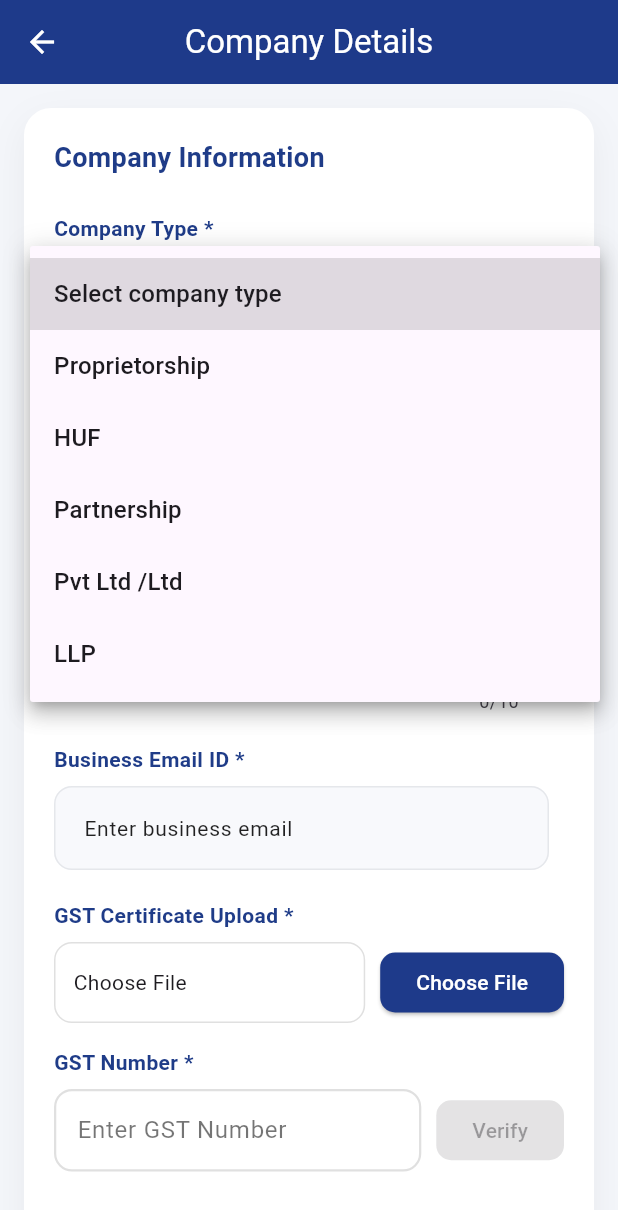
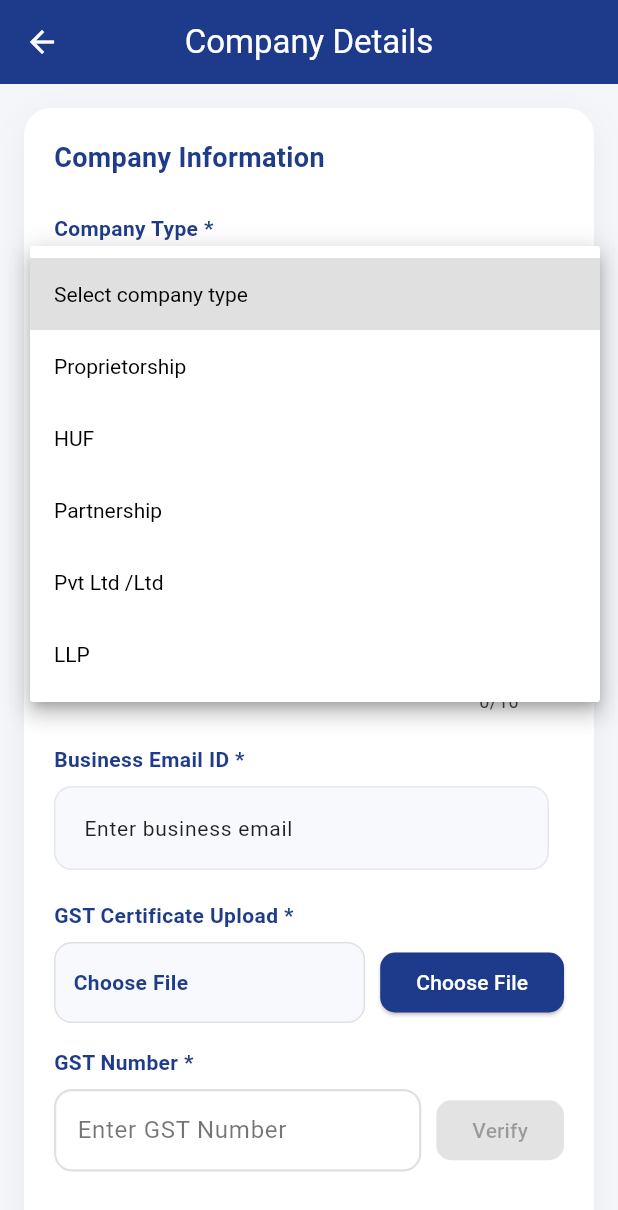
Before and after one commit to Fintree-Finance-Pvt-Ltd/Supply-Chain-RM-APP, a Flutter app: the CompanyDetails screen opened directly, after a tap on "Select company type", on a phone screen of 412 x 824 dp. Shown: the top 1210 px of the screen. Run offline on Flutter 3.47's test engine with Material 3 defaults, Android fonts, the light colour scheme and no system bars; our stand-ins replace camera, file_picker, firebase_messaging, flutter_local_notifications, image_picker, shared_preferences; missing offline and left inert: workmanager; accounts and stored records are empty; network calls fail.

Commit message:
minor changes

```diff
--- a/lib/core/constants/api_endpoints.dart
+++ b/lib/core/constants/api_endpoints.dart
@@ -1,7 +1,7 @@
 class ApiEndpoints {
-  // static const String baseUrl = "https://supplychain-prod.fintreelms.com/api";
-   static const String baseUrl = "http://localhost:4000/api";
-
+  static const String baseUrl = "https://supplychain-prod.fintreelms.com/api";
+  //  static const String baseUrl = "http://localhost:4000/api";
+//
 
 
 
--- a/lib/presentation/role/rm/NewCustomer/company_details.dart
+++ b/lib/presentation/role/rm/NewCustomer/company_details.dart
@@ -509,8 +509,22 @@ backgroundColor:
   initialValue: companyTypes.contains(selectedCompanyType)
       ? selectedCompanyType
       : null,
+
+           style: TextStyle(
+                        color: isDarkMode ? Colors.white : Colors.black,
+                        // fontSize: 14,
+                      ),
+
+                      dropdownColor: isDarkMode
+                          ? const Color(0xFF1E293B)
+                          : Colors.white,
+
   decoration: _inputDecoration(),
-  hint: const Text("Select company type"),
+  hint:  Text("Select company type",
+  style: TextStyle(fontWeight: FontWeight.w600,
+                  color: isDarkMode ? Colors.white : const Color(0xFF1F3C88),
+),
+  ),
   items: companyTypes.map((type) {
     return DropdownMenuItem(
       value: type,
@@ -1670,11 +1684,15 @@ final storedCustomerId = customerId;
                 decoration: BoxDecoration(
                   border: Border.all(color: Colors.grey.shade300),
                   borderRadius: BorderRadius.circular(12),
-                  color: AppColors.card,
+                  // color: AppColors.card,
+                  color: isDarkMode ? const Color(0xFF334155) : const Color(0xFFF8F9FC),
                 ),
                 child: Text(
                   selectedFile?.name ?? "Choose File",
                   overflow: TextOverflow.ellipsis,
+                  style: TextStyle(fontWeight: FontWeight.w600,
+                  color: isDarkMode ? Colors.white : const Color(0xFF1F3C88),
+),
                 ),
               ),
             ),
@@ -1703,14 +1721,17 @@ final storedCustomerId = customerId;
       hintText: hintText,
       hintStyle:  TextStyle(
         // color: Colors.black
-            color: isDarkMode ? Colors.white : const Color(0xFF1F3C88),
+            // color: isDarkMode ? Colors.white : const Color(0xFF1F3C88),
+  color: isDarkMode ? Colors.black54  : Colors.white54,
 
     fontSize: 14),
 
       filled: true,
       // fillColor: Colors.white,
-      fillColor: const Color(0xFFF8F9FC), // 👈 Light grey background
-
+      // fillColor: const Color(0xFFF8F9FC)
+      //, // 👈 Light grey background
+fillColor: isDarkMode
+    ? const Color(0xFF334155)  : const Color(0xFFF8F9FC),
       contentPadding: const EdgeInsets.symmetric(horizontal: 14, vertical: 14),
 
       border: OutlineInputBorder(
--- a/lib/presentation/role/rm/NewCustomer/documents.dart
+++ b/lib/presentation/role/rm/NewCustomer/documents.dart
@@ -339,7 +339,7 @@ loadTheme();
           // color: Color(0xFF1E3A8A),
             color: isDarkMode
       ? Colors.white
-      : const Color(0xFFE5E7EB),
+      : const Color(0xFF1E3A8A),
 
         ),
       ),
```
Also changed, not shown: lib/presentation/role/rm/NewCustomer/address_details.dart (+68 -6 lines), lib/presentation/role/rm/NewCustomer/co_applicant.dart (+3 -10 lines), lib/presentation/role/rm/NewCustomer/contact_person.dart (+32 -3 lines), 1 other file.
